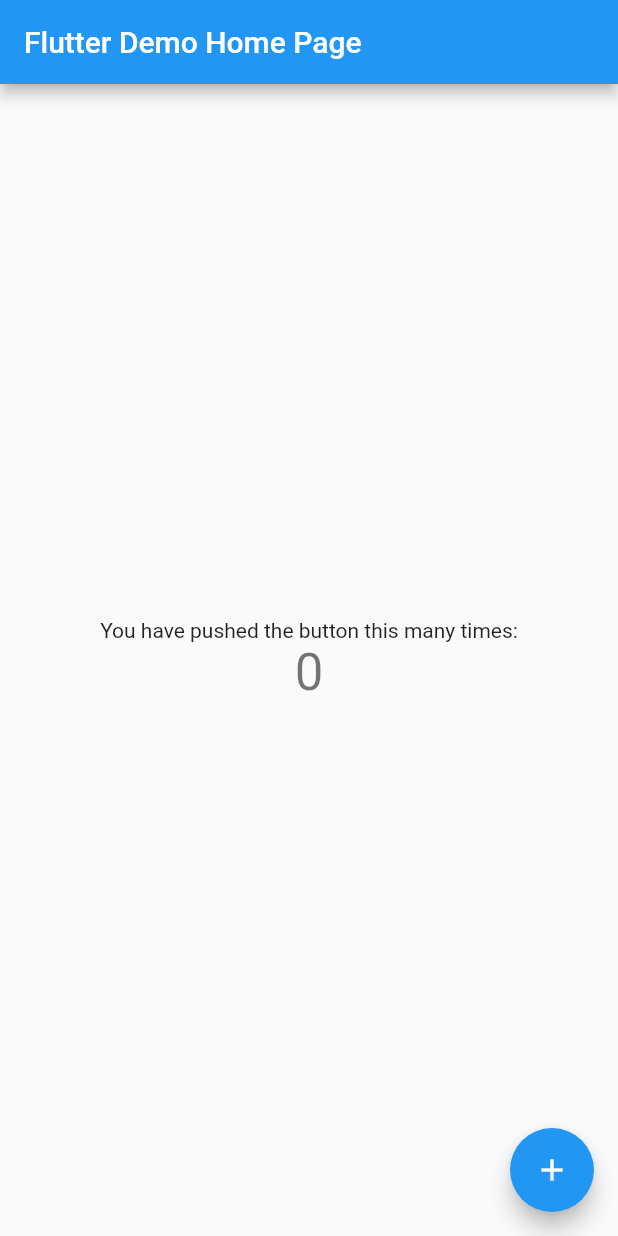
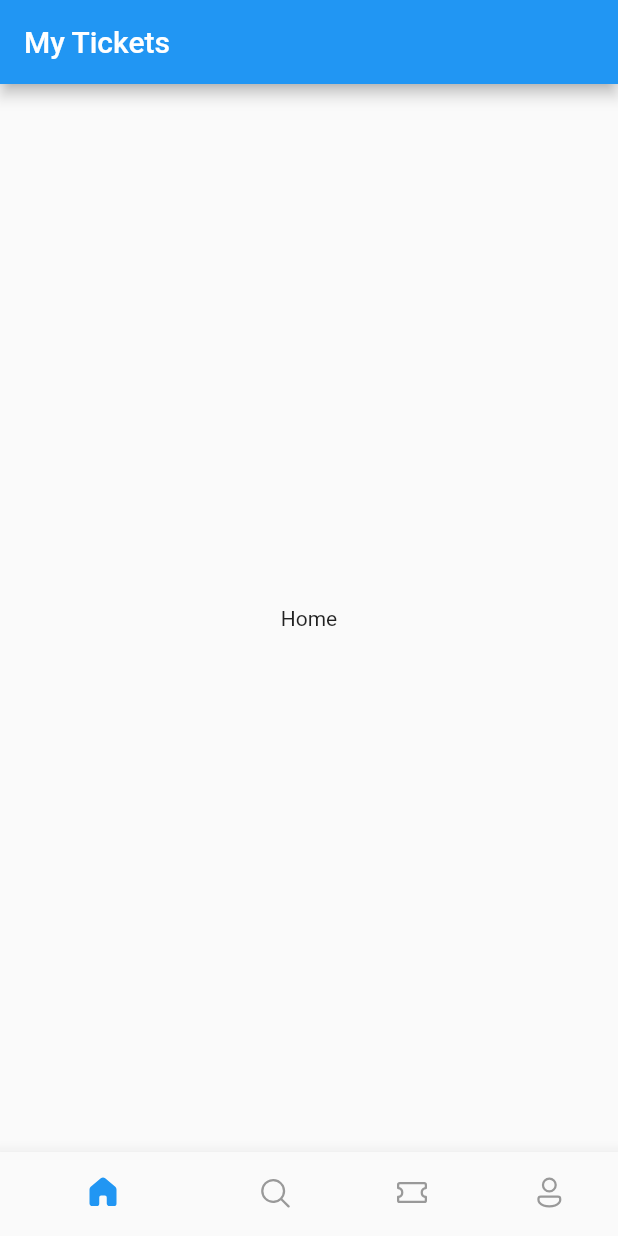
Before and after one commit to matrixstone/booking_flutter_app, a Flutter app: the screen it shows after launch, on a phone screen of 412 x 824 dp. Run offline on Flutter 3.47's test engine with Material 2 defaults, Android fonts, the phone set to English and light mode, and no system bars; our stand-ins replace fluentui_icons.

Commit message:
add bottomNavigationBar

```diff
--- a/lib/main.dart
+++ b/lib/main.dart
@@ -1,3 +1,4 @@
+import 'package:booking_app/screens/bottom_bar.dart';
 import 'package:flutter/material.dart';
 
 void main() {
@@ -13,103 +14,9 @@ class MyApp extends StatelessWidget {
     return MaterialApp(
       title: 'Flutter Demo',
       theme: ThemeData(
-        // This is the theme of your application.
-        //
-        // Try running your application with "flutter run". You'll see the
-        // application has a blue toolbar. Then, without quitting the app, try
-        // changing the primarySwatch below to Colors.green and then invoke
-        // "hot reload" (press "r" in the console where you ran "flutter run",
-        // or simply save your changes to "hot reload" in a Flutter IDE).
-        // Notice that the counter didn't reset back to zero; the application
-        // is not restarted.
         primarySwatch: Colors.blue,
       ),
-      home: const MyHomePage(title: 'Flutter Demo Home Page'),
+      home: const BottomBar(),
     );
   }
 }
-
-class MyHomePage extends StatefulWidget {
-  const MyHomePage({super.key, required this.title});
-
-  // This widget is the home page of your application. It is stateful, meaning
-  // that it has a State object (defined below) that contains fields that affect
-  // how it looks.
-
-  // This class is the configuration for the state. It holds the values (in this
-  // case the title) provided by the parent (in this case the App widget) and
-  // used by the build method of the State. Fields in a Widget subclass are
-  // always marked "final".
-
-  final String title;
-
-  @override
-  State<MyHomePage> createState() => _MyHomePageState();
-}
-
-class _MyHomePageState extends State<MyHomePage> {
-  int _counter = 0;
-
-  void _incrementCounter() {
-    setState(() {
-      // This call to setState tells the Flutter framework that something has
-      // changed in this State, which causes it to rerun the build method below
-      // so that the display can reflect the updated values. If we changed
-      // _counter without calling setState(), then the build method would not be
-      // called again, and so nothing would appear to happen.
-      _counter++;
-    });
-  }
-
-  @override
-  Widget build(BuildContext context) {
-    // This method is rerun every time setState is called, for instance as done
-    // by the _incrementCounter method above.
-    //
-    // The Flutter framework has been optimized to make rerunning build methods
-    // fast, so that you can just rebuild anything that needs updating rather
-    // than having to individually change instances of widgets.
-    return Scaffold(
-      appBar: AppBar(
-        // Here we take the value from the MyHomePage object that was created by
-        // the App.build method, and use it to set our appbar title.
-        title: Text(widget.title),
-      ),
-      body: Center(
-        // Center is a layout widget. It takes a single child and positions it
-        // in the middle of the parent.
-        child: Column(
-          // Column is also a layout widget. It takes a list of children and
-          // arranges them vertically. By default, it sizes itself to fit its
-          // children horizontally, and tries to be as tall as its parent.
-          //
-          // Invoke "debug painting" (press "p" in the console, choose the
-          // "Toggle Debug Paint" action from the Flutter Inspector in Android
-          // Studio, or the "Toggle Debug Paint" command in Visual Studio Code)
-          // to see the wireframe for each widget.
-          //
-          // Column has various properties to control how it sizes itself and
-          // how it positions its children. Here we use mainAxisAlignment to
-          // center the children vertically; the main axis here is the vertical
-          // axis because Columns are vertical (the cross axis would be
-          // horizontal).
-          mainAxisAlignment: MainAxisAlignment.center,
-          children: <Widget>[
-            const Text(
-              'You have pushed the button this many times:',
-            ),
-            Text(
-              '$_counter',
-              style: Theme.of(context).textTheme.headlineMedium,
-            ),
-          ],
-        ),
-      ),
-      floatingActionButton: FloatingActionButton(
-        onPressed: _incrementCounter,
-        tooltip: 'Increment',
-        child: const Icon(Icons.add),
-      ), // This trailing comma makes auto-formatting nicer for build methods.
-    );
-  }
-}
--- /dev/null
+++ b/lib/screens/bottom_bar.dart
@@ -0,0 +1,66 @@
+import 'package:fluentui_icons/fluentui_icons.dart';
+import 'package:flutter/material.dart';
+import 'package:flutter/src/widgets/framework.dart';
+import 'package:flutter/src/widgets/placeholder.dart';
+
+class BottomBar extends StatefulWidget {
+  const BottomBar({super.key});
+
+  @override
+  State<BottomBar> createState() => _BottomBarState();
+}
+
+class _BottomBarState extends State<BottomBar> {
+  int _selectedIndex = 0;
+  static const List<Widget> _widgetOptions = <Widget>[
+    const Text("Home"),
+    const Text("Search"),
+    const Text("Tickets"),
+    const Text("Profile"),
+  ];
+
+  void _onItemTapped(int index) {
+    setState(() {
+      _selectedIndex = index;
+    });
+  }
+
+  @override
+  Widget build(BuildContext context) {
+    return Scaffold(
+      appBar: AppBar(
+        title: const Text('My Tickets'),
+      ),
+      body: Center(
+        child: _widgetOptions[_selectedIndex],
+      ),
+      bottomNavigationBar: BottomNavigationBar(
+        currentIndex: _selectedIndex,
+        onTap: _onItemTapped,
+        elevation: 10,
+        showSelectedLabels: false,
+        showUnselectedLabels: false,
+        selectedItemColor: Colors.blue,
+        unselectedItemColor: const Color(0xff999999),
+        items: const [
+          BottomNavigationBarItem(
+              icon: Icon(FluentSystemIcons.ic_fluent_home_regular),
+              activeIcon: Icon(FluentSystemIcons.ic_fluent_home_filled),
+              label: 'Home'),
+          BottomNavigationBarItem(
+              icon: Icon(FluentSystemIcons.ic_fluent_search_regular),
+              activeIcon: Icon(FluentSystemIcons.ic_fluent_search_filled),
+              label: 'Search'),
+          BottomNavigationBarItem(
+              icon: Icon(FluentSystemIcons.ic_fluent_ticket_regular),
+              activeIcon: Icon(FluentSystemIcons.ic_fluent_ticket_filled),
+              label: 'Ticket'),
+          BottomNavigationBarItem(
+              icon: Icon(FluentSystemIcons.ic_fluent_person_regular),
+              activeIcon: Icon(FluentSystemIcons.ic_fluent_person_filled),
+              label: 'Profile'),
+        ],
+      ),
+    );
+  }
+}
--- a/pubspec.yaml
+++ b/pubspec.yaml
@@ -35,6 +35,7 @@ dependencies:
   # The following adds the Cupertino Icons font to your application.
   # Use with the CupertinoIcons class for iOS style icons.
   cupertino_icons: ^1.0.2
+  fluentui_icons: ^1.0.0
 
 dev_dependencies:
   flutter_test:
```
Also changed, not shown: pubspec.lock.
